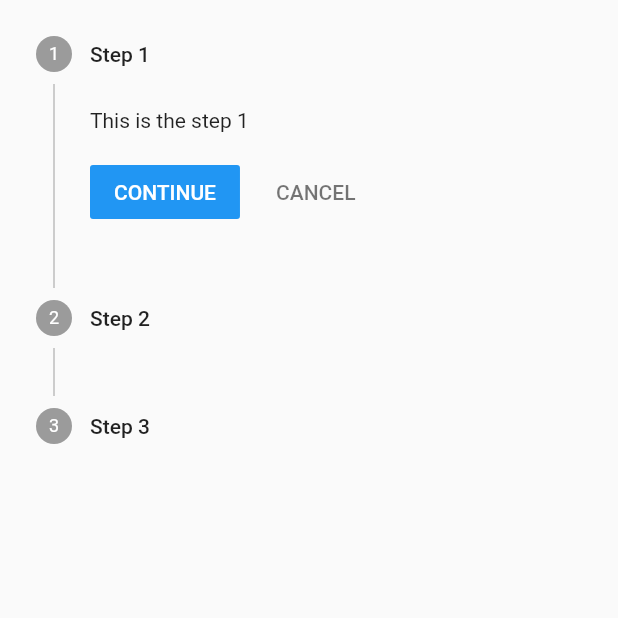
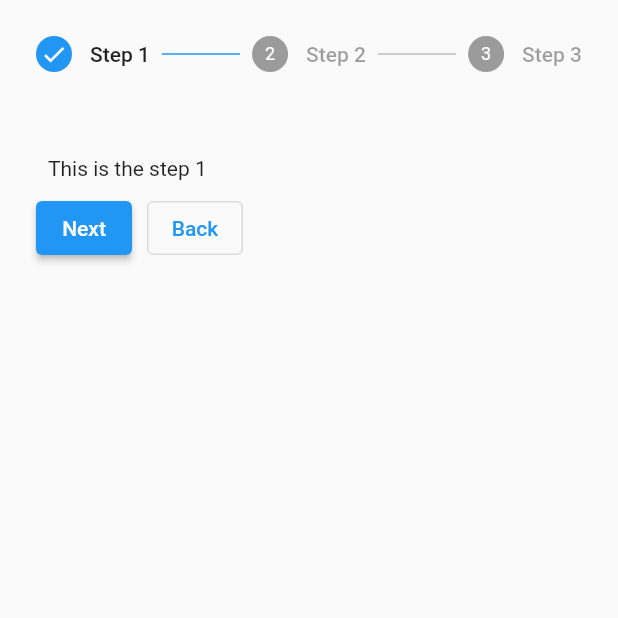
Before and after one commit to Shahanaj2000/LiquidSwipe, a Flutter app: the MyStepper screen opened directly, on a phone screen of 412 x 824 dp, the top half of it. Run offline on Flutter 3.47's test engine with Material 2 defaults, Android fonts, the phone set to English and light mode, and no system bars; our stand-ins replace liquid_swipe, lottie, smooth_page_indicator; missing offline and left inert: dart:html; network calls fail.

Commit message:
CONTINUE & CANCEL Button Customize using ControllerBuilder properties

```diff
--- a/tasks/lib/Stepper.dart
+++ b/tasks/lib/Stepper.dart
@@ -36,10 +36,26 @@ class _MyStepperState extends State<MyStepper> {
   }
 
   //! Directly gives us the index of tap steps
-  onTapped( int value) {
+  onTapped(int value) {
     setState(() {
       currentIndex = value;
     });
+  }
+
+  Widget controlBuilders(context, details) {
+    return Row(
+      children: [
+        ElevatedButton(
+          onPressed: details.onStepContinue,
+          child: const Text("Next"),
+        ),
+        const SizedBox(width: 10,),
+        OutlinedButton(
+          onPressed:  details.onStepCancel,
+          child: const Text("Back"),
+        )
+      ],
+    );
   }
 
   @override
@@ -50,24 +66,44 @@ class _MyStepperState extends State<MyStepper> {
         onStepContinue: continueStep,
         onStepCancel: cancelStep,
         onStepTapped: onTapped,
+        controlsBuilder: controlBuilders,
+        type: StepperType.horizontal,
+        elevation: 0,
         steps: [
           Step(
             title: const Text('Step 1'),
             content: Container(
                 alignment: Alignment.centerLeft,
-                child: const Text("This is the step 1")),
+                child: const Padding(
+                  padding:  EdgeInsets.all(8.0),
+                  child:  Text("This is the step 1"),
+                )),
+                isActive: currentIndex >= 0,
+                state: currentIndex >= 0 ? StepState.complete : StepState.disabled,
+                // subtitle: Text("Hai"),
+                // label: Icon(Icons.check)
           ),
           Step(
             title: const Text('Step 2'),
             content: Container(
                 alignment: Alignment.centerLeft,
-                child: const Text("This is the step 2")),
+                child: const Padding(
+                  padding:  EdgeInsets.all(8.0),
+                  child:  Text("This is the step 2"),
+                )),
+                isActive: currentIndex >= 1,
+                state: currentIndex >= 1 ? StepState.complete : StepState.disabled,
           ),
           Step(
             title: const Text('Step 3'),
             content: Container(
                 alignment: Alignment.centerLeft,
-                child: const Text("This is the step 3")),
+                child: const Padding(
+                  padding:  EdgeInsets.all(8.0),
+                  child:  Text("This is the step 3"),
+                )),
+                isActive: currentIndex >= 2,
+                state: currentIndex >= 2 ? StepState.complete : StepState.disabled,
           ),
         ],
       ),
```
